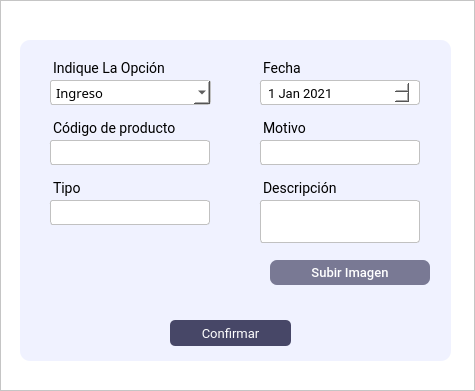
Old version of the form Interfaces/main/movimiento_ui.ui in the repository juanignaciocansillieri/Proyecto-Final.
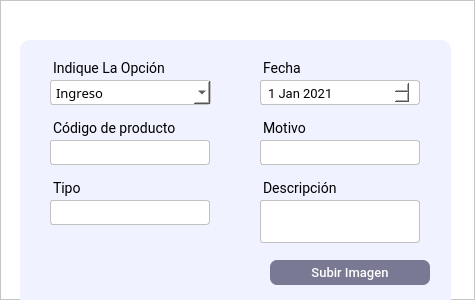
New version of the form.

```diff
--- a/Interfaces/main/movimiento_ui.ui
+++ b/Interfaces/main/movimiento_ui.ui
@@ -7,7 +7,7 @@
     <x>0</x>
     <y>0</y>
     <width>475</width>
-    <height>391</height>
+    <height>300</height>
    </rect>
   </property>
   <property name="windowTitle">
```
